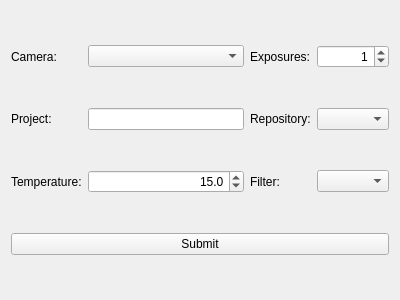
Old version of the form snowgui/snowgui/task/tasksubmissionwidget.ui in the repository AndreasFMueller/AstroPhotography.
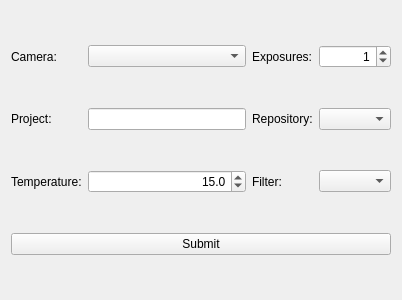
New version of the form.

```diff
--- a/snowgui/snowgui/task/tasksubmissionwidget.ui
+++ b/snowgui/snowgui/task/tasksubmissionwidget.ui
@@ -6,7 +6,7 @@
    <rect>
     <x>0</x>
     <y>0</y>
-    <width>400</width>
+    <width>402</width>
     <height>300</height>
    </rect>
   </property>
```
Left out of the diff: 2 changed lines with no effect on the pictures.
